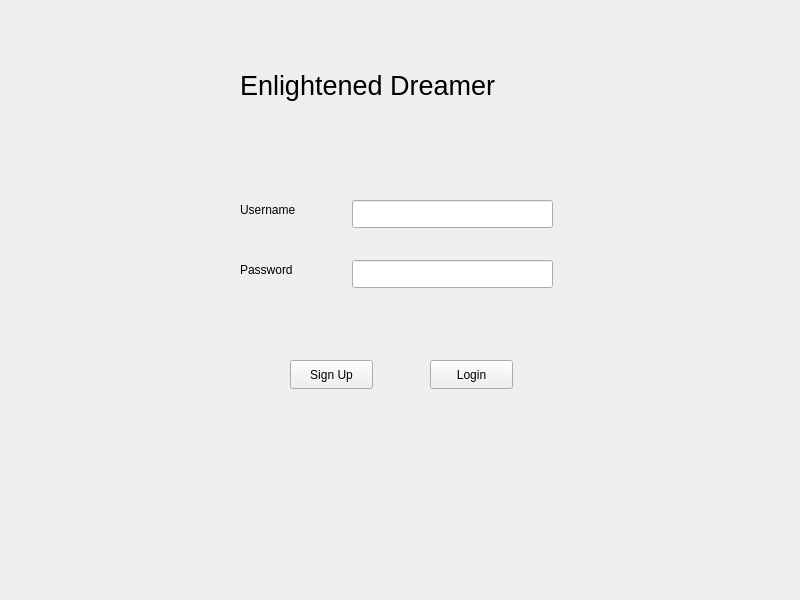
Qt form UI/login.ui (mazurzatwit/Enlightened-Dreamer) before a commit.
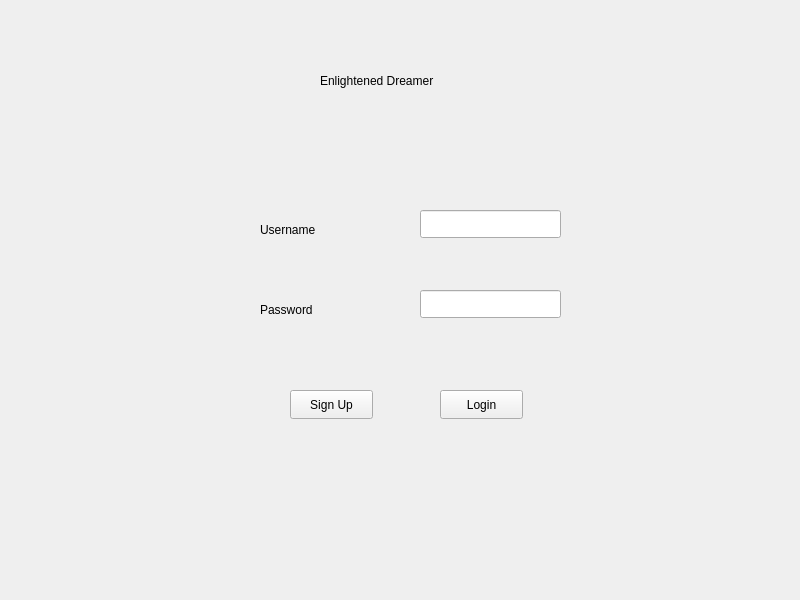
The same form after that commit.

Diff of the .ui file:
```diff
--- a/UI/login.ui
+++ b/UI/login.ui
@@ -1,7 +1,7 @@
 <?xml version="1.0" encoding="UTF-8"?>
 <ui version="4.0">
- <class>MainWindow</class>
- <widget class="QMainWindow" name="MainWindow">
+ <class>Widget</class>
+ <widget class="QWidget" name="Widget">
   <property name="geometry">
    <rect>
     <x>0</x>
@@ -10,21 +10,28 @@
     <height>600</height>
    </rect>
   </property>
-  <property name="font">
-   <font>
-    <pointsize>9</pointsize>
-   </font>
-  </property>
   <property name="windowTitle">
    <string>MainWindow</string>
   </property>
-  <widget class="QWidget" name="centralwidget">
+  <widget class="QLabel" name="title_label">
+   <property name="geometry">
+    <rect>
+     <x>320</x>
+     <y>40</y>
+     <width>151</width>
+     <height>81</height>
+    </rect>
+   </property>
+   <property name="text">
+    <string>Enlightened Dreamer</string>
+   </property>
+  </widget>
    <widget class="QLineEdit" name="username_textbox">
     <property name="geometry">
      <rect>
-      <x>352</x>
-      <y>200</y>
-      <width>201</width>
+     <x>420</x>
+     <y>210</y>
+     <width>141</width>
       <height>28</height>
      </rect>
     </property>
@@ -32,9 +39,9 @@
    <widget class="QLineEdit" name="password_textbox">
     <property name="geometry">
      <rect>
-      <x>352</x>
-      <y>260</y>
-      <width>201</width>
+     <x>420</x>
+     <y>290</y>
+     <width>141</width>
       <height>28</height>
      </rect>
     </property>
@@ -42,9 +49,9 @@
    <widget class="QLabel" name="username_label">
     <property name="geometry">
      <rect>
-      <x>240</x>
-      <y>200</y>
-      <width>71</width>
+     <x>260</x>
+     <y>220</y>
+     <width>91</width>
       <height>20</height>
      </rect>
     </property>
@@ -55,9 +62,9 @@
    <widget class="QLabel" name="pass_label">
     <property name="geometry">
      <rect>
-      <x>240</x>
-      <y>260</y>
-      <width>71</width>
+     <x>260</x>
+     <y>300</y>
+     <width>91</width>
       <height>20</height>
      </rect>
     </property>
@@ -65,24 +72,11 @@
      <string>Password</string>
     </property>
    </widget>
-   <widget class="QPushButton" name="login_button">
-    <property name="geometry">
-     <rect>
-      <x>430</x>
-      <y>360</y>
-      <width>83</width>
-      <height>29</height>
-     </rect>
-    </property>
-    <property name="text">
-     <string>Login</string>
-    </property>
-   </widget>
    <widget class="QPushButton" name="sign_up">
     <property name="geometry">
      <rect>
       <x>290</x>
-      <y>360</y>
+     <y>390</y>
       <width>83</width>
       <height>29</height>
      </rect>
@@ -91,24 +85,18 @@
      <string>Sign Up</string>
     </property>
    </widget>
-   <widget class="QLabel" name="title_label">
+  <widget class="QPushButton" name="login_button">
     <property name="geometry">
      <rect>
-      <x>240</x>
-      <y>40</y>
-      <width>321</width>
-      <height>91</height>
-     </rect>
-    </property>
-    <property name="font">
-     <font>
-      <pointsize>20</pointsize>
-     </font>
-    </property>
+     <x>440</x>
+     <y>390</y>
+     <width>83</width>
+     <height>29</height>
+    </rect>
+   </property>
     <property name="text">
-     <string>Enlightened Dreamer</string>
-    </property>
-   </widget>
+    <string>Login</string>
+   </property>
   </widget>
  </widget>
  <resources/>
```
Left out of the diff: 2 changed lines with no effect on the pictures. Lines whose indentation alone changed are shown as unchanged.
